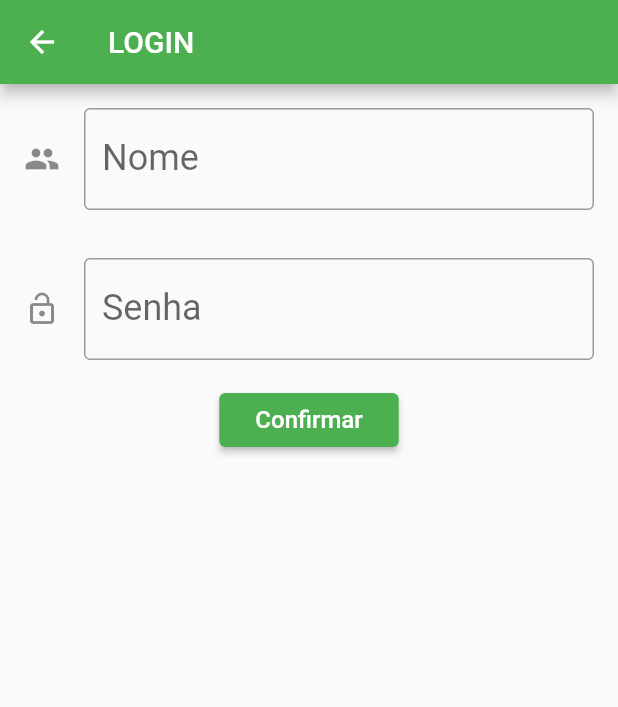
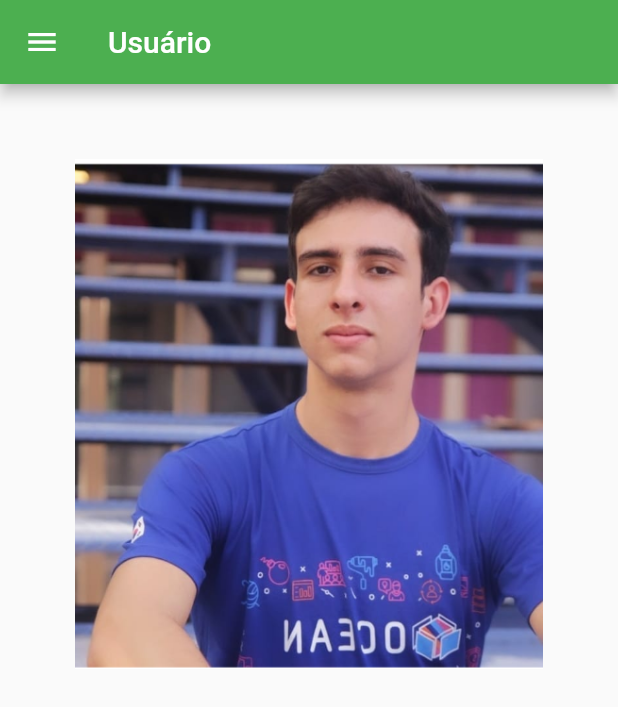
Before and after one commit to Marcos05555/tobi05, a Flutter app: the LoginScree screen opened directly, after a tap on "Confirmar", on a phone screen of 412 x 824 dp. Shown: the top 707 px of the screen. Run offline on Flutter 3.47's test engine with Material 2 defaults, Android fonts, the phone set to English and light mode, and no system bars.

Commit message:
tela work, inicio

```diff
--- a/mobi/lib/main.dart
+++ b/mobi/lib/main.dart
@@ -61,7 +61,7 @@ class ButtonText extends StatelessWidget {
       child: Material(
         color: Theme.of(context).primaryColor,
         child: InkWell(
-          onTap: () {
+          onTap: () { //gera eventos
             Navigator.of(context)
                 .push(MaterialPageRoute(builder: (context) => screenDesired));
           },
--- a/mobi/lib/screens/Screen_registration.dart
+++ b/mobi/lib/screens/Screen_registration.dart
@@ -16,7 +16,7 @@ class RegisterScreen extends StatelessWidget {
             TextBox(
                 Icons.lock_open, 'Confimar senha', 'Confimar senha de usuário'),
             RaisedButton(
-              onPressed: () {},
+              onPressed: () {Navigator.pop(context);},
               child: Text(
                 'Confirmar',
                 style: TextStyle(fontSize: 16),
--- a/mobi/lib/screens/Sreen_login.dart
+++ b/mobi/lib/screens/Sreen_login.dart
@@ -1,5 +1,7 @@
 import 'package:flutter/material.dart';
 import 'package:mobi/screens/Screen_registration.dart';
+
+import 'home_screen.dart';
 
 class LoginScree extends StatelessWidget {
   @override
@@ -14,7 +16,7 @@ class LoginScree extends StatelessWidget {
             TextBox(Icons.people, 'Nome', 'Nome de usuário'),
             TextBox(Icons.lock_open, 'Senha', 'Senha de usuário'),
             RaisedButton(
-              onPressed: () {},
+              onPressed: () {Navigator.of(context).push(MaterialPageRoute(builder: (context)=>HomeScreen()));},
               child: Text(
                 'Confirmar',
                 style: TextStyle(fontSize: 16),
--- a/mobi/lib/screens/home_screen.dart
+++ b/mobi/lib/screens/home_screen.dart
@@ -0,0 +1,45 @@
+import 'package:flutter/cupertino.dart';
+import 'package:flutter/material.dart';
+
+class HomeScreen extends StatelessWidget {
+  @override
+  Widget build(BuildContext context) {
+    return Scaffold(
+      appBar: AppBar(
+        title: Text('Usuário'),
+      ),
+      drawer: Drawer(
+        child: ListView(
+          padding: EdgeInsets.all(0),
+          children: <Widget>[
+            DrawerHeader(
+              decoration: BoxDecoration(color: Colors.green),
+              child: Column(
+                mainAxisAlignment: MainAxisAlignment.spaceBetween,
+                crossAxisAlignment: CrossAxisAlignment.start,
+                children: <Widget>[
+                  AspectRatio(
+                      aspectRatio: 5 / 1,
+                      child:
+                          Align( alignment: Alignment.topLeft,child: Image.asset('image/Screenshot_20200214-113120.png',))),
+                  Text(
+                    'Nome do usuário',
+                    style: TextStyle(color: Colors.white, fontSize: 24),
+                  ),
+                ],
+              ),
+            ),
+          ],
+        ),
+      ),
+      body: Column(
+        children: <Widget>[
+          Padding(
+            padding: const EdgeInsets.all(50.0),
+            child: Image.asset('image/Screenshot_20200214-113120.png'),
+          ),
+        ],
+      ),
+    );
+  }
+}
--- a/mobi/pubspec.yaml
+++ b/mobi/pubspec.yaml
@@ -44,6 +44,7 @@ flutter:
  assets:
    - image/Vestibular_UEA_2019_1.png
    - image/montagem.jpg
+   - image/Screenshot_20200214-113120.png
 
   # An image asset can refer to one or more resolution-specific "variants", see
   # https://flutter.dev/assets-and-images/#resolution-aware.
```
Also changed, not shown: mobi/image/Screenshot_20200214-113120.png (added).
